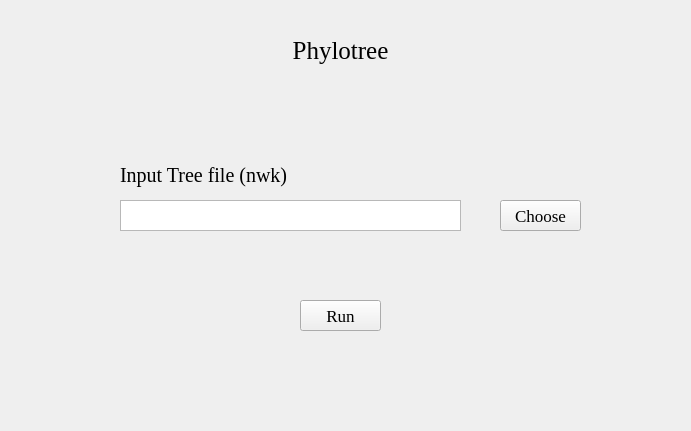
Before: the Qt Designer form Phylotreejs.ui in hzaurzli/MicroWorldOmics, drawn with Qt 5.
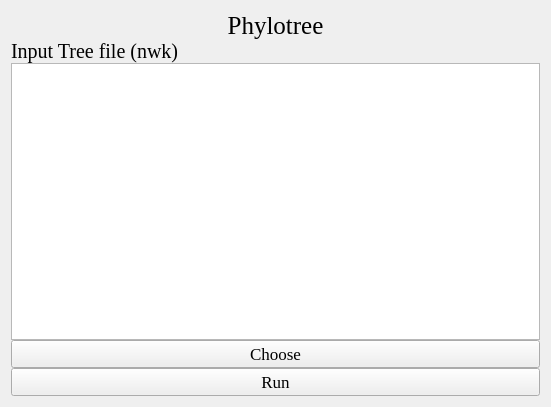
After: the same form once the commit is applied. Icons and pictures are not drawn.

Diff of the .ui file:
```diff
--- a/Phylotreejs.ui
+++ b/Phylotreejs.ui
@@ -6,8 +6,8 @@
    <rect>
     <x>0</x>
     <y>0</y>
-    <width>691</width>
-    <height>431</height>
+    <width>551</width>
+    <height>407</height>
    </rect>
   </property>
   <property name="windowTitle">
@@ -16,28 +16,21 @@
   <property name="styleSheet">
    <string notr="true">background-image: url(D:/Documents/Desktop/bb.png)</string>
   </property>
+  <layout class="QGridLayout" name="gridLayout_2">
+   <item row="0" column="0">
+    <layout class="QGridLayout" name="gridLayout">
+     <property name="verticalSpacing">
+      <number>0</number>
+     </property>
+     <item row="2" column="0">
   <widget class="QTextBrowser" name="textBrowser_2">
-   <property name="geometry">
-    <rect>
-     <x>120</x>
-     <y>200</y>
-     <width>341</width>
-     <height>31</height>
-    </rect>
-   </property>
    <property name="styleSheet">
     <string notr="true">background-image: url(D:/Documents/Desktop/white.png)</string>
    </property>
   </widget>
+     </item>
+     <item row="0" column="0">
   <widget class="QLabel" name="label">
-   <property name="geometry">
-    <rect>
-     <x>270</x>
-     <y>30</y>
-     <width>141</width>
-     <height>41</height>
-    </rect>
-   </property>
    <property name="font">
     <font>
      <family>Times New Roman</family>
@@ -51,15 +44,22 @@
     <set>Qt::AlignCenter</set>
    </property>
   </widget>
+     </item>
+     <item row="3" column="0">
+      <widget class="QPushButton" name="pushButton_2">
+       <property name="font">
+        <font>
+         <family>Times New Roman</family>
+         <pointsize>13</pointsize>
+        </font>
+       </property>
+       <property name="text">
+        <string>Choose</string>
+       </property>
+      </widget>
+     </item>
+     <item row="1" column="0">
   <widget class="QLabel" name="label_2">
-   <property name="geometry">
-    <rect>
-     <x>120</x>
-     <y>160</y>
-     <width>181</width>
-     <height>31</height>
-    </rect>
-   </property>
    <property name="font">
     <font>
      <family>Times New Roman</family>
@@ -73,34 +73,9 @@
     <set>Qt::AlignLeading|Qt::AlignLeft|Qt::AlignVCenter</set>
    </property>
   </widget>
-  <widget class="QPushButton" name="pushButton_2">
-   <property name="geometry">
-    <rect>
-     <x>500</x>
-     <y>200</y>
-     <width>81</width>
-     <height>31</height>
-    </rect>
-   </property>
-   <property name="font">
-    <font>
-     <family>Times New Roman</family>
-     <pointsize>13</pointsize>
-    </font>
-   </property>
-   <property name="text">
-    <string>Choose</string>
-   </property>
-  </widget>
+     </item>
+     <item row="4" column="0">
   <widget class="QPushButton" name="pushButton">
-   <property name="geometry">
-    <rect>
-     <x>300</x>
-     <y>300</y>
-     <width>81</width>
-     <height>31</height>
-    </rect>
-   </property>
    <property name="font">
     <font>
      <family>Times New Roman</family>
@@ -111,6 +86,10 @@
     <string>Run</string>
    </property>
   </widget>
+     </item>
+    </layout>
+   </item>
+  </layout>
  </widget>
  <resources/>
  <connections/>
```
Left out of the diff: 2 changed lines with no effect on the pictures. Lines whose indentation alone changed are shown as unchanged.
